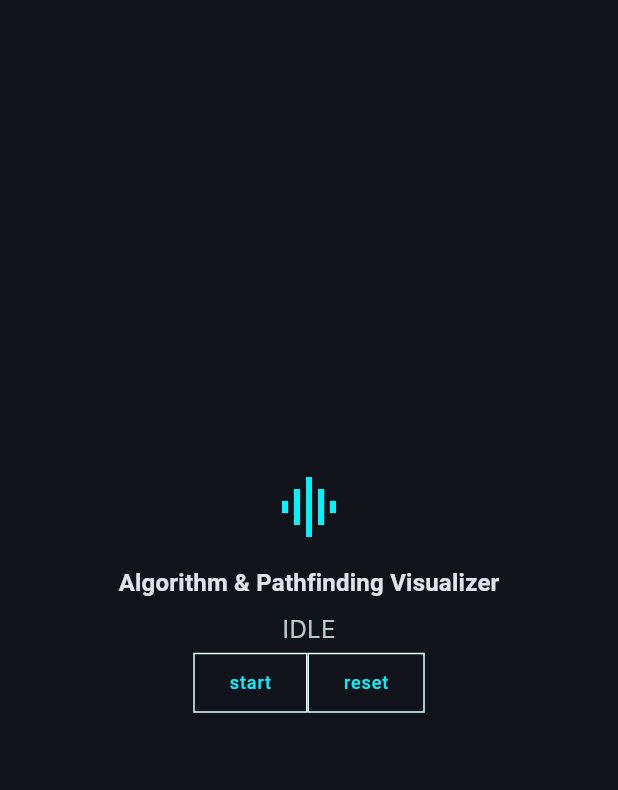
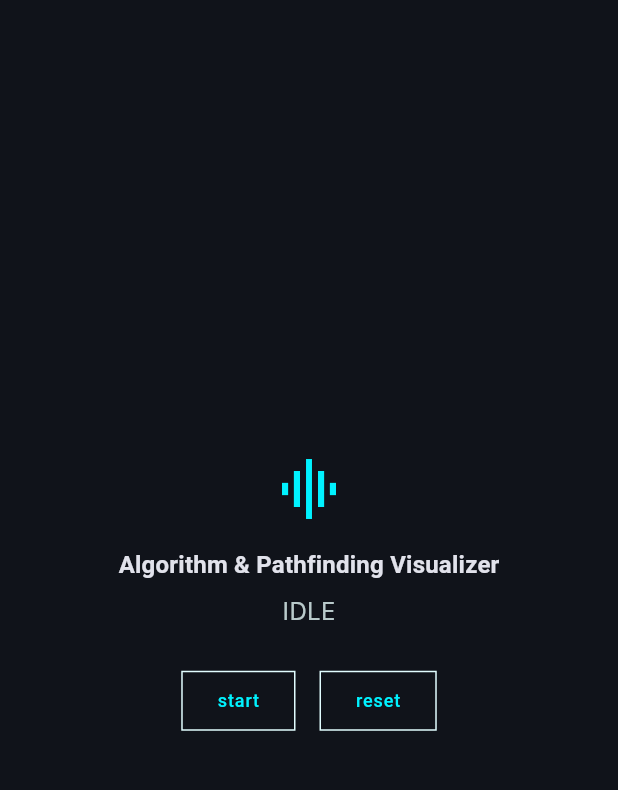
Before and after one commit to asaerxd6767/AlgoViz, a Flutter app: the screen it shows after launch, on a phone screen of 412 x 824 dp, the part 65-855 px from its top. Run offline on Flutter 3.47's test engine with Material 3 defaults, Android fonts, the phone set to English and light mode, and no system bars; our stand-ins replace flutter_bloc; Roboto replaces fonts that are missing (Inter, JetBrains Mono).

Commit message:
fix(sorting): adjust layout spacing and alignment in SortingPage

```diff
--- a/lib/features/sorting/presentation/pages/sorting_page.dart
+++ b/lib/features/sorting/presentation/pages/sorting_page.dart
@@ -27,19 +27,21 @@ class SortingPage extends StatelessWidget {
             BlocBuilder<SortingCubit, SortingState>(
               builder: (context, state) {
                 return Column(
-                  mainAxisSize: .min,
+                  spacing: AppSpacing.lg,
+                  mainAxisSize: MainAxisSize.min,
                   children: [
                     Text(state.status.name.toUpperCase()),
                     Row(
-                      mainAxisAlignment: .center,
+                      spacing: AppSpacing.md,
+                      mainAxisAlignment: MainAxisAlignment.center,
                       children: [
                         OutlinedButton(
                           onPressed: () => context.read<SortingCubit>().start(),
-                          child: Text('start'),
+                          child: const Text('start'),
                         ),
                         OutlinedButton(
                           onPressed: () => context.read<SortingCubit>().reset(),
-                          child: Text('reset'),
+                          child: const Text('reset'),
                         ),
                       ],
                     ),
```
